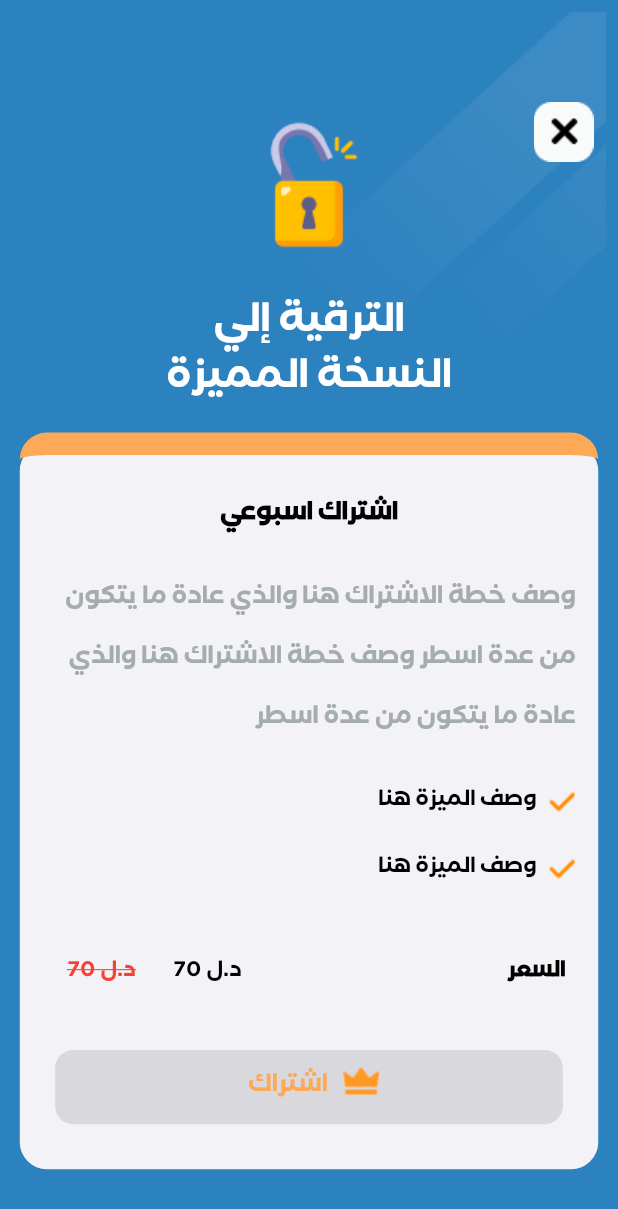
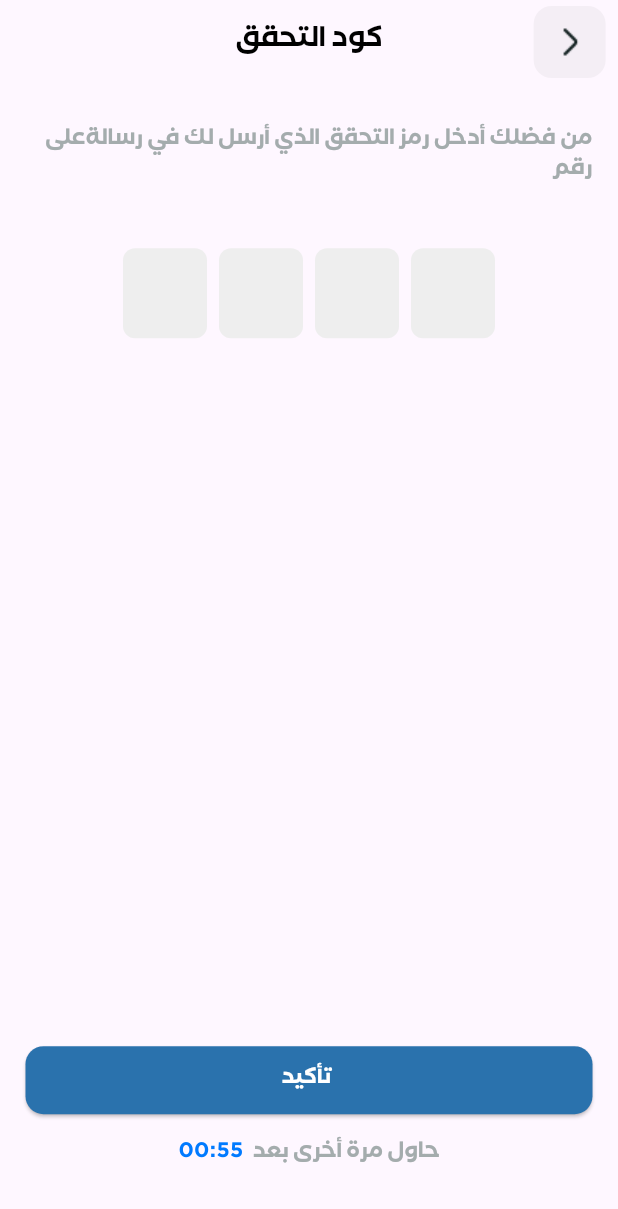
Before and after one commit to alibesar7/eazy_app, a Flutter app: the screen it shows after launch, on a phone screen of 412 x 824 dp. Shown: the top 1209 px of the screen. Run offline on Flutter 3.47's test engine with Material 3 defaults, Android fonts, the phone set to English and light mode, and no system bars; drawn by our look-alikes of pinput; our stand-ins replace flutter_form_builder, form_builder_validators, go_router, sizer.

Commit message:
personl data part 1

```diff
--- /dev/null
+++ b/lib/Features/PersonalData/Presentation/views/otp_view.dart
@@ -0,0 +1,138 @@
+import 'package:esay_app/Features/Subscriptions/Presentation/views/widgets/custom_appbar.dart';
+import 'package:esay_app/core/utils/appColors.dart';
+import 'package:esay_app/core/utils/appStyles.dart';
+import 'package:esay_app/core/utils/widgets/custom_button.dart';
+import 'package:flutter/material.dart';
+import 'package:pinput/pinput.dart';
+import 'package:sizer/sizer.dart';
+
+class OTPView extends StatefulWidget {
+  const OTPView({super.key});
+
+  @override
+  State<OTPView> createState() => _OTPViewState();
+}
+
+class _OTPViewState extends State<OTPView> {
+  final pinController = TextEditingController();
+  final focusNode = FocusNode();
+
+  @override
+  void dispose() {
+    pinController.dispose();
+    focusNode.dispose();
+    super.dispose();
+  }
+
+  @override
+  Widget build(BuildContext context) {
+    // --- ثيمات مخصصة لكل حالة من حالات الحقل ---
+
+    // المظهر الافتراضي (الحقل الفارغ)
+    final defaultPinTheme = PinTheme(
+      width: 56,
+      height: 60,
+      textStyle: const TextStyle(
+        fontSize: 22,
+        color: Color.fromRGBO(30, 60, 87, 1),
+      ),
+      decoration: BoxDecoration(
+        color: Colors.grey.shade200, // لون الخلفية
+        borderRadius: BorderRadius.circular(8),
+        border: Border.all(color: Colors.transparent),
+      ),
+    );
+
+    // المظهر عند التركيز على الحقل (Focus)
+    final focusedPinTheme = defaultPinTheme.copyWith(
+      decoration: defaultPinTheme.decoration!.copyWith(
+        border: Border.all(color: Colors.blueAccent), // لون الإطار
+      ),
+    );
+
+    // المظهر بعد إدخال الرقم في الحقل
+    final submittedPinTheme = defaultPinTheme.copyWith(
+      decoration: defaultPinTheme.decoration!.copyWith(
+        border: Border.all(color: Colors.blue), // لون الإطار
+      ),
+    );
+
+    return Scaffold(
+      appBar: CustomAppBar(title: "كود التحقق"),
+      body: Padding(
+        padding: const EdgeInsets.symmetric(horizontal: 17, vertical: 20),
+        child: Column(
+          children: [
+            SizedBox(height: 1.h),
+            Align(
+              alignment: Alignment.centerRight,
+              child: Text(
+                "من فضلك أدخل رمز التحقق الذي أرسل لك في رسالةعلى رقم  ",
+                style: AppTextStyles.text14.copyWith(color: Color(0xffA4ACAD)),
+                textAlign: TextAlign.right,
+              ),
+            ),
+            SizedBox(height: 5.h),
+            Center(
+              child: Pinput(
+                length: 4, // عدد خانات الرمز
+                controller: pinController,
+                focusNode: focusNode,
+
+                // تطبيق الثيمات التي أنشأناها
+                defaultPinTheme: defaultPinTheme,
+                focusedPinTheme: focusedPinTheme,
+                submittedPinTheme: submittedPinTheme,
+
+                // يمكنك إضافة separator بين الخانات إذا أردت
+                // separatorBuilder: (index) => const SizedBox(width: 8),
+
+                onCompleted: (pin) {
+                  // هذه الدالة تُستدعى عند تعبئة كل الخانات
+                  debugPrint('onCompleted: $pin');
+                  ScaffoldMessenger.of(context).showSnackBar(
+                    SnackBar(content: Text('الرمز المكتمل: $pin')),
+                  );
+                },
+                onChanged: (value) {
+                  debugPrint('onChanged: $value');
+                },
+
+                // شكل مؤشر الكتابة (Cursor)
+                cursor: Column(
+                  mainAxisAlignment: MainAxisAlignment.end,
+                  children: [
+                    Container(
+                      margin: const EdgeInsets.only(bottom: 9),
+                      width: 22,
+                      height: 1,
+                      color: Colors.blue,
+                    ),
+                  ],
+                ),
+              ),
+            ),
+            Spacer(flex: 1),
+            CustomButton(title: "تأكيد ", onPressed: () {}),
+            SizedBox(height: 2.h),
+            Center(
+                child: Row(
+              mainAxisAlignment: MainAxisAlignment.center,
+              children: [
+                Text("00:55",
+                    style: AppTextStyles.text14
+                        .copyWith(color: AppColors.primary)),
+                Text(
+                  "  حاول مرة أخرى بعد",
+                  style:
+                      AppTextStyles.text14.copyWith(color: Color(0xffA4ACAD)),
+                )
+              ],
+            )),
+            SizedBox(height: 3.h),
+          ],
+        ),
+      ),
+    );
+  }
+}
--- a/lib/Features/Subscriptions/Presentation/views/Subscriptions_view.dart
+++ b/lib/Features/Subscriptions/Presentation/views/Subscriptions_view.dart
@@ -1,4 +1,4 @@
-import 'package:esay_app/Features/Subscriptions/Presentation/views/subscriptions_view_body.dart';
+import 'package:esay_app/Features/Subscriptions/Presentation/views/widgets/subscriptions_view_body.dart';
 import 'package:esay_app/Features/Subscriptions/Presentation/views/widgets/custom_appbar.dart';
 import 'package:flutter/material.dart';
 
--- a/lib/Features/Subscriptions/Presentation/views/payment_view.dart
+++ b/lib/Features/Subscriptions/Presentation/views/payment_view.dart
@@ -1,5 +1,5 @@
-import 'package:esay_app/Features/Subscriptions/Presentation/views/custom_cost_card.dart';
-import 'package:esay_app/Features/Subscriptions/Presentation/views/custom_data_card.dart';
+import 'package:esay_app/Features/Subscriptions/Presentation/views/widgets/custom_cost_card.dart';
+import 'package:esay_app/Features/Subscriptions/Presentation/views/widgets/custom_data_card.dart';
 import 'package:esay_app/Features/Subscriptions/Presentation/views/widgets/custom_appbar.dart';
 import 'package:esay_app/core/utils/appStyles.dart';
 import 'package:esay_app/core/utils/app_assets.dart';
--- a/lib/Features/Subscriptions/Presentation/views/widgets/custom_appbar.dart
+++ b/lib/Features/Subscriptions/Presentation/views/widgets/custom_appbar.dart
@@ -15,6 +15,7 @@ class CustomAppBar extends StatelessWidget implements PreferredSizeWidget {
   @override
   Widget build(BuildContext context) {
     return AppBar(
+      automaticallyImplyLeading: false,
       centerTitle: true,
       title: Text(
         title,
@@ -28,7 +29,7 @@ class CustomAppBar extends StatelessWidget implements PreferredSizeWidget {
             color: Colors.grey.withOpacity(.1),
           ),
           child: IconButton(
-            onPressed:  () => context.pop(),
+            onPressed: () => context.pop(),
             icon: Image.asset(Assets.assetsIconsLeft),
           ),
         )
--- a/lib/Features/Subscriptions/Presentation/views/widgets/upgrade_view_body.dart
+++ b/lib/Features/Subscriptions/Presentation/views/widgets/upgrade_view_body.dart
@@ -38,7 +38,7 @@ class UpgradeViewBody extends StatelessWidget {
               ),
               SliverToBoxAdapter(
                   child: CustomSubCard(
-                btnColor: Color(0xfffaf1dc),
+                onPressed: () {},
                 title: InkWell(
                   onTap: () {
                     context.push("/subscriptions");
@@ -54,6 +54,7 @@ class UpgradeViewBody extends StatelessWidget {
                 ),
                 backColor: AppColors.background,
                 borderColor: AppColors.s,
+                btnColor: Color(0xfffaf2dd),
               ))
             ],
           ),
--- a/lib/core/utils/app_router.dart
+++ b/lib/core/utils/app_router.dart
@@ -1,3 +1,7 @@
+import 'package:esay_app/Features/PersonalData/Presentation/views/forget_password.dart';
+import 'package:esay_app/Features/PersonalData/Presentation/views/otp_view.dart';
+import 'package:esay_app/Features/PersonalData/Presentation/views/reset_password_view.dart';
+import 'package:esay_app/Features/PersonalData/Presentation/views/update_password_view.dart';
 import 'package:esay_app/Features/Subscriptions/Presentation/views/Subscriptions_view.dart';
 import 'package:esay_app/Features/Subscriptions/Presentation/views/Upgrade_view.dart';
 import 'package:esay_app/Features/Subscriptions/Presentation/views/payment_view.dart';
@@ -6,7 +10,7 @@ import 'package:go_router/go_router.dart';
 
 final GoRouter router = GoRouter(routes: <RouteBase>[
   GoRoute(
-      path: '/',
+      path: '/upgrade',
       builder: (BuildContext context, GoRouterState state) {
         return const UpgradeView();
       }),
@@ -15,9 +19,29 @@ final GoRouter router = GoRouter(routes: <RouteBase>[
       builder: (BuildContext context, GoRouterState state) {
         return const SubscriptionsView();
       }),
-      GoRoute(
+  GoRoute(
       path: '/payment',
       builder: (BuildContext context, GoRouterState state) {
         return const PaymentView();
-      })
+      }),
+  GoRoute(
+      path: '/resetPassword',
+      builder: (BuildContext context, GoRouterState state) {
+        return ResetPasswordView();
+      }),
+  GoRoute(
+      path: '/forgetPassword',
+      builder: (BuildContext context, GoRouterState state) {
+        return ForgetPassword();
+      }),
+  GoRoute(
+      path: '/updatePassword',
+      builder: (BuildContext context, GoRouterState state) {
+        return UpdatePasswordView();
+      }),
+  GoRoute(
+      path: '/',
+      builder: (BuildContext context, GoRouterState state) {
+        return OTPView();
+      }),
 ]);
--- /dev/null
+++ b/lib/core/utils/widgets/custom_button.dart
@@ -0,0 +1,31 @@
+
+import 'package:esay_app/core/utils/appStyles.dart';
+import 'package:flutter/material.dart';
+import 'package:sizer/sizer.dart';
+
+class CustomButton extends StatelessWidget {
+  const CustomButton({
+    super.key, required this.title, this.onPressed,
+  });
+  final String title;
+  final void Function()? onPressed;
+  @override
+  Widget build(BuildContext context) {
+    return SizedBox(
+      height: 5.5.h,
+      width: 80.h,
+      child: ElevatedButton(
+          style: ElevatedButton.styleFrom(
+            backgroundColor: Color(0xff2A72AD),
+            shape: RoundedRectangleBorder(
+              borderRadius: BorderRadius.circular(12),
+            ),
+          ),
+          onPressed: onPressed,
+          child: Text(
+            title,
+            style: AppTextStyles.text14,
+          )),
+    );
+  }
+}
--- a/pubspec.yaml
+++ b/pubspec.yaml
@@ -14,6 +14,7 @@ dependencies:
   flutter_form_builder: ^10.1.0
   form_builder_validators: ^11.2.0
   go_router: ^16.0.0
+  pinput: ^5.0.1
   sizer: ^3.0.5
 
 dev_dependencies:
```
Also changed, not shown: lib/Features/Custom_Widgets/CustomTextFeild.dart (+3 -6 lines), lib/Features/PersonalData/Presentation/views/forget_password.dart (added, +60 -0 lines), lib/Features/PersonalData/Presentation/views/reset_password_view.dart (added, +87 -0 lines), lib/Features/PersonalData/Presentation/views/update_password_view.dart (added, +82 -0 lines), lib/Features/Subscriptions/Presentation/views/custom_form_text_field.dart (deleted, +0 -62 lines), lib/Features/Subscriptions/Presentation/views/widgets/custom_data_card.dart (renamed from lib/Features/Subscriptions/Presentation/views/custom_data_card.dart, +6 -3 lines), lib/Features/Subscriptions/Presentation/views/widgets/custom_form_text_field.dart (added, +72 -0 lines), lib/core/utils/widgets/custom_btn.dart (+5 -2 lines), lib/Features/Subscriptions/Presentation/views/widgets/custom_cost_card.dart (renamed from lib/Features/Subscriptions/Presentation/views/custom_cost_card.dart), lib/Features/Subscriptions/Presentation/views/widgets/subscriptions_view_body.dart (renamed from lib/Features/Subscriptions/Presentation/views/subscriptions_view_body.dart), pubspec.lock.
